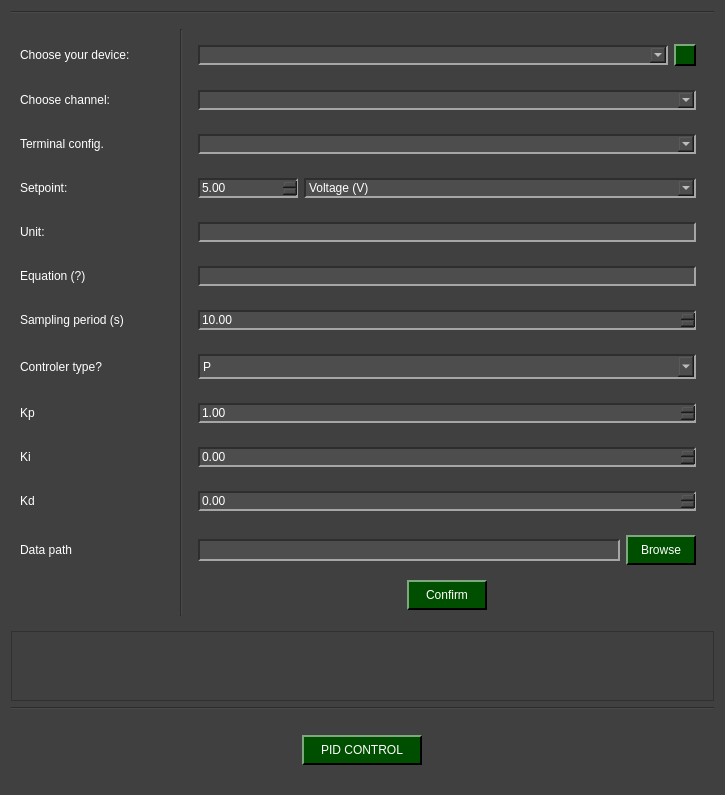
This is pydaq/uis/PyDAQ_pid_control_NIDAQ_widget.ui in CayoRw/pydaq as Qt 5 draws it before an edit. The edited form follows.
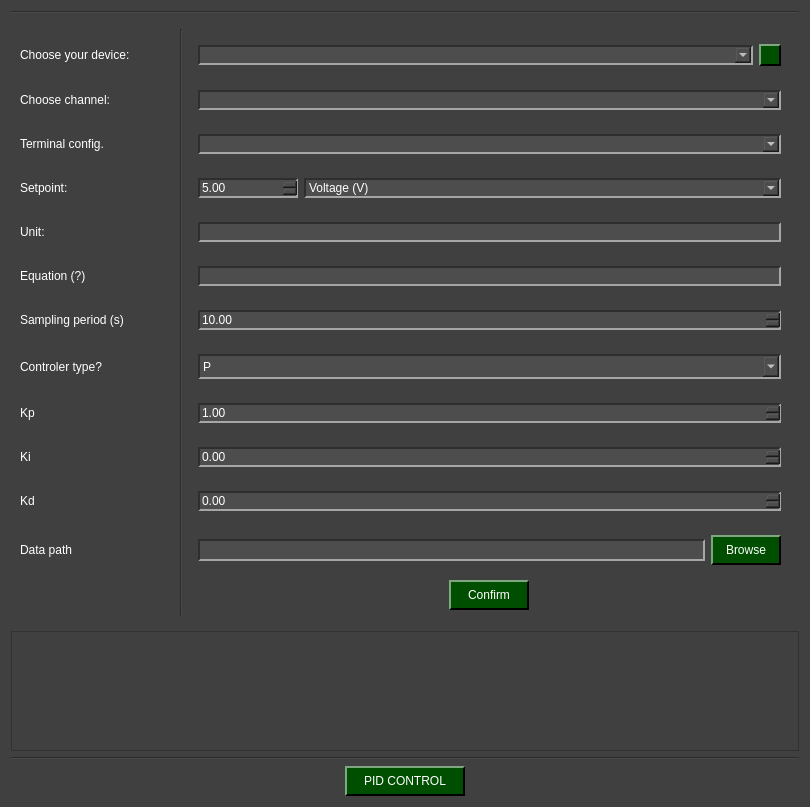
This is the edited form. Icons and pictures are not drawn.

The edit to the form file:
```diff
--- a/pydaq/uis/PyDAQ_pid_control_NIDAQ_widget.ui
+++ b/pydaq/uis/PyDAQ_pid_control_NIDAQ_widget.ui
@@ -6,7 +6,7 @@
    <rect>
     <x>0</x>
     <y>0</y>
-    <width>725</width>
+    <width>810</width>
     <height>795</height>
    </rect>
   </property>
@@ -850,7 +850,7 @@
      <property name="minimumSize">
       <size>
        <width>400</width>
-       <height>70</height>
+       <height>120</height>
       </size>
      </property>
      <property name="frameShape">
@@ -862,6 +862,12 @@
      <layout class="QGridLayout" name="gridLayout_5">
       <item row="0" column="0">
        <widget class="QWidget" name="widget_image" native="true">
+        <property name="minimumSize">
+         <size>
+          <width>0</width>
+          <height>100</height>
+         </size>
+        </property>
         <layout class="QVBoxLayout" name="image_layout"/>
        </widget>
       </item>
```
Left out of the diff: 4 changed lines with no effect on the pictures.
